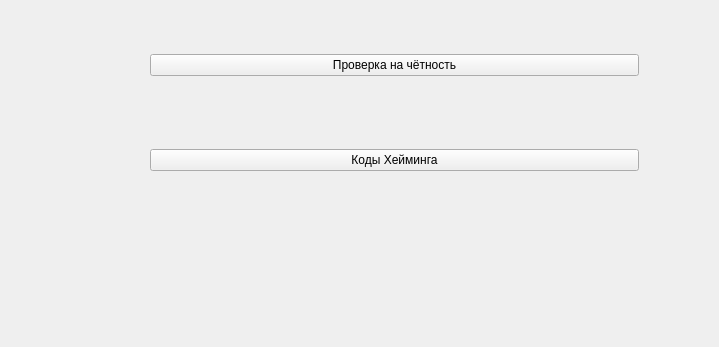
kalibdune/theory_of_coding, file ui/main.ui: the form before one commit; both pictures show x 0 to 719 and y 253 to 600 of the 800 by 600 pixel window.
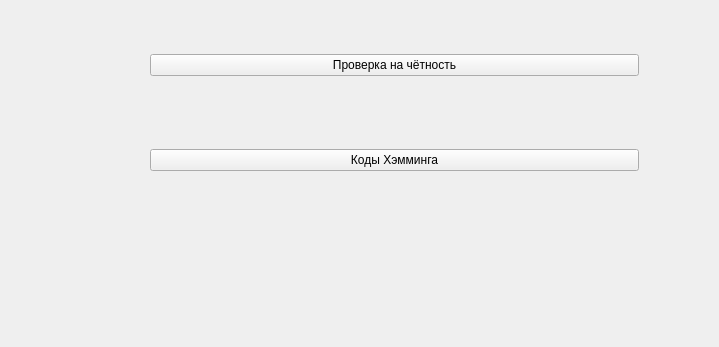
The form after the commit. Icons and pictures are not drawn.

Commit message: rename hamming in main window

```diff
--- a/ui/main.ui
+++ b/ui/main.ui
@@ -98,7 +98,7 @@
      <item>
       <widget class="QPushButton" name="Button_haming">
        <property name="text">
-        <string>Коды Хейминга</string>
+        <string>Коды Хэмминга</string>
        </property>
       </widget>
      </item>
```
